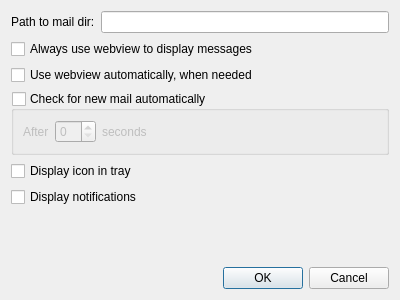
Old version of the form src/ui/settingsdialog.ui in the repository VolkMilit/CuteMail.
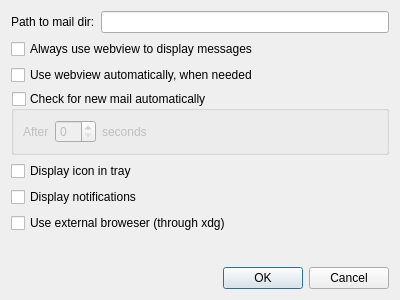
New version of the form.

Diff of the .ui file:
```diff
--- a/src/ui/settingsdialog.ui
+++ b/src/ui/settingsdialog.ui
@@ -101,6 +101,13 @@
      </property>
     </widget>
    </item>
+   <item>
+    <widget class="QCheckBox" name="cb_usexdgbrowser">
+     <property name="text">
+      <string>Use external broweser (through xdg)</string>
+     </property>
+    </widget>
+   </item>
    <item>
     <spacer name="verticalSpacer">
      <property name="orientation">
```
